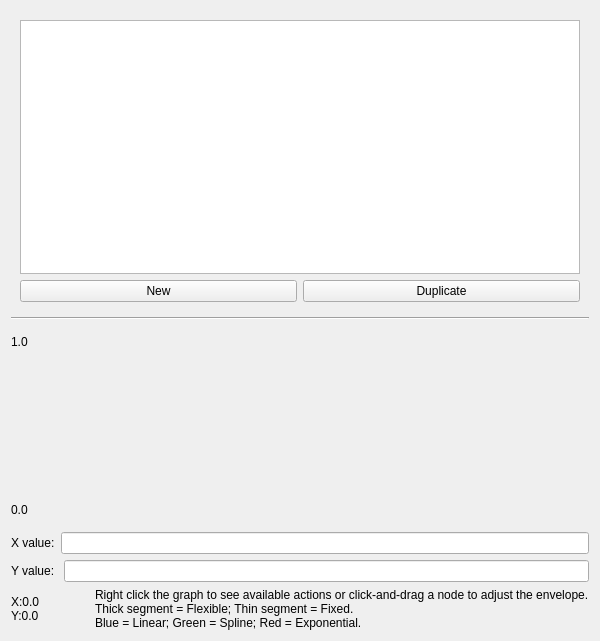
This is LASSIE/src/UI/EnvelopeLibraryWindow.ui in passyur/DISSCO-2.2.0 as Qt 5 draws it before an edit. The edited form follows.
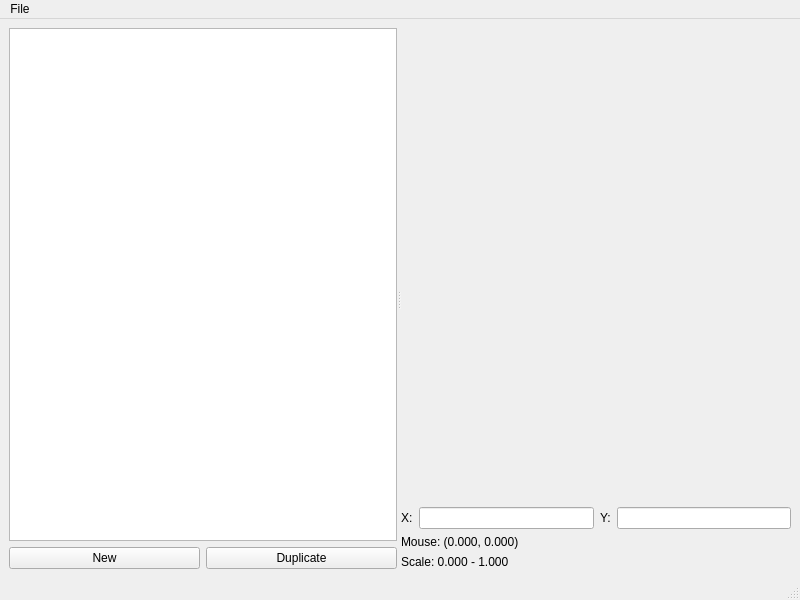
This is the edited form.

Patch:
```diff
--- a/LASSIE/src/UI/EnvelopeLibraryWindow.ui
+++ b/LASSIE/src/UI/EnvelopeLibraryWindow.ui
@@ -1,46 +1,39 @@
 <?xml version="1.0" encoding="UTF-8"?>
 <ui version="4.0">
  <class>EnvelopeLibraryWindow</class>
- <widget class="QWidget" name="EnvelopeLibraryWindow">
+ <widget class="QMainWindow" name="EnvelopeLibraryWindow">
   <property name="geometry">
    <rect>
     <x>0</x>
     <y>0</y>
-    <width>600</width>
-    <height>400</height>
+    <width>800</width>
+    <height>600</height>
    </rect>
   </property>
-  <layout class="QVBoxLayout" name="vbox1">
+  <property name="windowTitle">
+   <string>Envelope Library</string>
+  </property>
+  <widget class="QWidget" name="centralwidget">
+   <layout class="QHBoxLayout" name="horizontalLayout">
    <item>
-    <widget class="QWidget" name="EnvelopeListAlignment" native="true">
-     <property name="minimumSize">
-      <size>
-       <width>300</width>
-       <height>300</height>
-      </size>
-     </property>
+     <widget class="QSplitter" name="splitter">
+      <property name="orientation">
+       <enum>Qt::Horizontal</enum>
+      </property>
+      <widget class="QWidget" name="leftWidget" native="true">
      <layout class="QVBoxLayout" name="verticalLayout">
       <item>
        <widget class="QTreeView" name="envelopeTreeView">
-        <property name="headerHidden">
-         <bool>true</bool>
-        </property>
-        <property name="selectionMode">
-         <enum>QAbstractItemView::SingleSelection</enum>
-        </property>
-        <property name="dragEnabled">
-         <bool>true</bool>
-        </property>
-        <property name="acceptDrops">
-         <bool>true</bool>
-        </property>
-        <property name="dropIndicatorShown">
-         <bool>true</bool>
+          <property name="sizePolicy">
+           <sizepolicy hsizetype="Expanding" vsizetype="Expanding">
+            <horstretch>0</horstretch>
+            <verstretch>0</verstretch>
+           </sizepolicy>
         </property>
        </widget>
       </item>
       <item>
-       <layout class="QHBoxLayout" name="horizontalLayout">
+         <layout class="QHBoxLayout" name="horizontalLayout_2">
         <item>
          <widget class="QPushButton" name="newButton">
           <property name="text">
@@ -59,113 +52,88 @@
       </item>
      </layout>
     </widget>
-   </item>
-   <item>
-    <widget class="QFrame" name="hseparator1">
-     <property name="frameShape">
-      <enum>QFrame::HLine</enum>
-     </property>
-     <property name="frameShadow">
-      <enum>QFrame::Sunken</enum>
-     </property>
-    </widget>
-   </item>
-   <item>
-    <layout class="QHBoxLayout" name="hbox4">
-     <item>
-      <widget class="QLabel" name="ScaleLabel">
-       <property name="text">
-        <string>1.0
-
-
-
-
-
-
-
-
-
-
-
-0.0</string>
-       </property>
-      </widget>
-     </item>
-     <item>
-      <widget class="QWidget" name="DrawingAreaAlignment" native="true">
-       <property name="minimumSize">
-        <size>
-         <width>280</width>
-         <height>200</height>
-        </size>
-       </property>
+      <widget class="QWidget" name="rightWidget" native="true">
        <layout class="QVBoxLayout" name="verticalLayout_2">
         <item>
-         <widget class="QWidget" name="drawingAreaWidget" native="true"/>
-        </item>
-       </layout>
-      </widget>
-     </item>
-    </layout>
-   </item>
+         <widget class="QWidget" name="drawingAreaWidget" native="true">
+          <property name="sizePolicy">
+           <sizepolicy hsizetype="Expanding" vsizetype="Expanding">
+            <horstretch>1</horstretch>
+            <verstretch>0</verstretch>
+           </sizepolicy>
+          </property>
+         </widget>
+        </item>
    <item>
-    <layout class="QHBoxLayout" name="hbox2">
-     <item>
-      <widget class="QLabel" name="label2">
+         <layout class="QGridLayout" name="gridLayout">
+          <item row="0" column="0">
+           <widget class="QLabel" name="label">
        <property name="text">
-        <string>X value:</string>
+             <string>X:</string>
        </property>
       </widget>
      </item>
-     <item>
-      <widget class="QLineEdit" name="xValueEdit">
-       <property name="minimumWidth">
-        <number>100</number>
-       </property>
-      </widget>
-     </item>
-    </layout>
-   </item>
-   <item>
-    <layout class="QHBoxLayout" name="hbox3">
-     <item>
-      <widget class="QLabel" name="label3">
+          <item row="0" column="1">
+           <widget class="QLineEdit" name="xValueEdit"/>
+          </item>
+          <item row="0" column="2">
+           <widget class="QLabel" name="label_2">
        <property name="text">
-        <string>Y value: </string>
+             <string>Y:</string>
        </property>
       </widget>
      </item>
-     <item>
-      <widget class="QLineEdit" name="yValueEdit">
-       <property name="minimumWidth">
-        <number>100</number>
-       </property>
-      </widget>
-     </item>
-    </layout>
-   </item>
-   <item>
-    <layout class="QHBoxLayout" name="hbox1">
-     <item>
-      <widget class="QLabel" name="CoordinateLabel">
+          <item row="0" column="3">
+           <widget class="QLineEdit" name="yValueEdit"/>
+          </item>
+          <item row="1" column="0" colspan="4">
+           <widget class="QLabel" name="coordinateLabel">
        <property name="text">
-        <string>X:0.0
-Y:0.0</string>
+             <string>Mouse: (0.000, 0.000)</string>
        </property>
       </widget>
      </item>
-     <item>
-      <widget class="QLabel" name="label1">
+          <item row="2" column="0" colspan="4">
+           <widget class="QLabel" name="scaleLabel">
        <property name="text">
-        <string>Right click the graph to see available actions or click-and-drag a node to adjust the envelope.
-Thick segment = Flexible; Thin segment = Fixed.
-Blue = Linear; Green = Spline; Red = Exponential.</string>
+             <string>Scale: 0.000 - 1.000</string>
        </property>
       </widget>
      </item>
     </layout>
    </item>
   </layout>
+      </widget>
+     </widget>
+    </item>
+   </layout>
+  </widget>
+  <widget class="QMenuBar" name="menubar">
+   <property name="geometry">
+    <rect>
+     <x>0</x>
+     <y>0</y>
+     <width>800</width>
+     <height>24</height>
+    </rect>
+   </property>
+   <widget class="QMenu" name="menuFile">
+    <property name="title">
+     <string>File</string>
+    </property>
+    <addaction name="actionSave"/>
+   </widget>
+   <addaction name="menuFile"/>
+  </widget>
+  <widget class="QStatusBar" name="statusbar"/>
+  <action name="actionSave">
+   <property name="text">
+    <string>Save</string>
+   </property>
+   <property name="shortcut">
+    <string>Ctrl+S</string>
+   </property>
+  </action>
  </widget>
  <resources/>
  <connections/>
```
Lines whose indentation alone changed are shown as unchanged.
